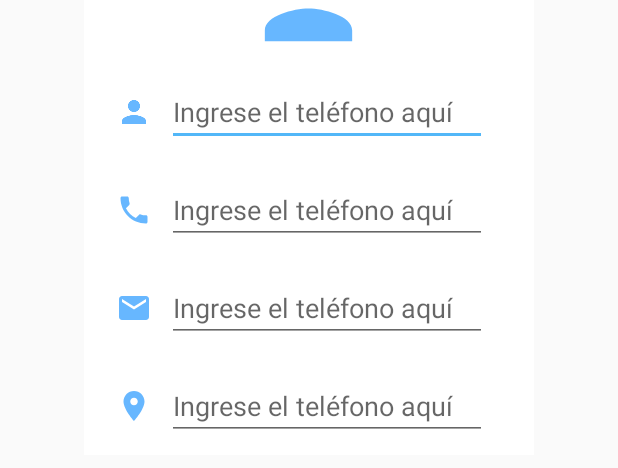
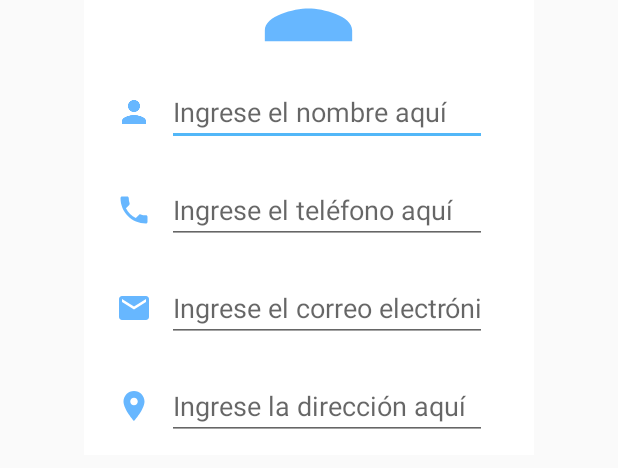
Before and after one commit to 00251716/ContactManager, an Android app: the layout new_contact.xml on its own in the app's theme, with its tools: preview values and no code run, on a phone screen of 412 x 824 dp. Shown: the part 484-952 px from the top of the screen. Run offline under Robolectric (Android 15) with nearby library versions, the phone set to English and light mode, and no system bars.

Commit message:
Final commit

```diff
--- a/app/src/main/res/layout/new_contact.xml
+++ b/app/src/main/res/layout/new_contact.xml
@@ -72,7 +72,7 @@
                 android:layout_height="wrap_content"
                 android:ems="10"
                 android:inputType="text"
-                android:hint="@string/phone_hint" />
+                android:hint="Ingrese el nombre aquí" />
 
         </LinearLayout>
 
@@ -120,7 +120,7 @@
                 android:layout_height="wrap_content"
                 android:ems="10"
                 android:inputType="phone"
-                android:hint="@string/phone_hint" />
+                android:hint="Ingrese el correo electrónico aquí" />
 
         </LinearLayout>
 
@@ -144,7 +144,7 @@
                 android:layout_height="wrap_content"
                 android:ems="10"
                 android:inputType="phone"
-                android:hint="@string/phone_hint" />
+                android:hint="Ingrese la dirección aquí" />
 
         </LinearLayout>
 
```
Also changed, not shown: app/src/main/java/com/example/kevin/contactmanager/Fragments/NewContactDialog.java (+13 -1 lines), app/src/main/java/com/example/kevin/contactmanager/MainActivity.java (+8 -0 lines).
